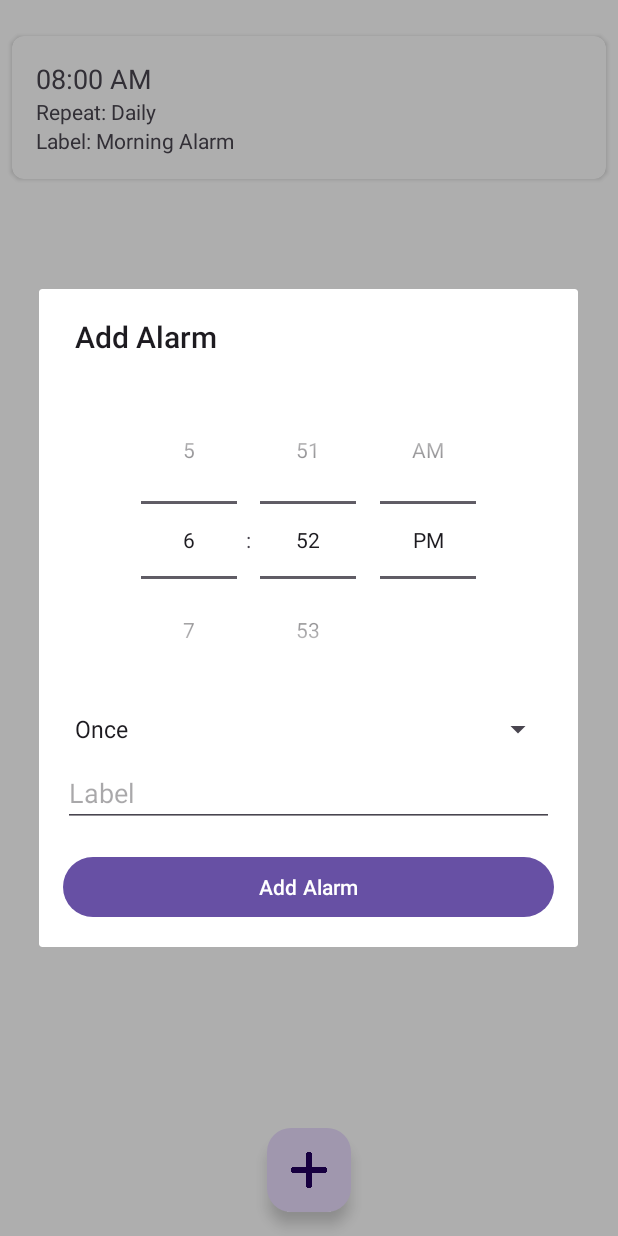
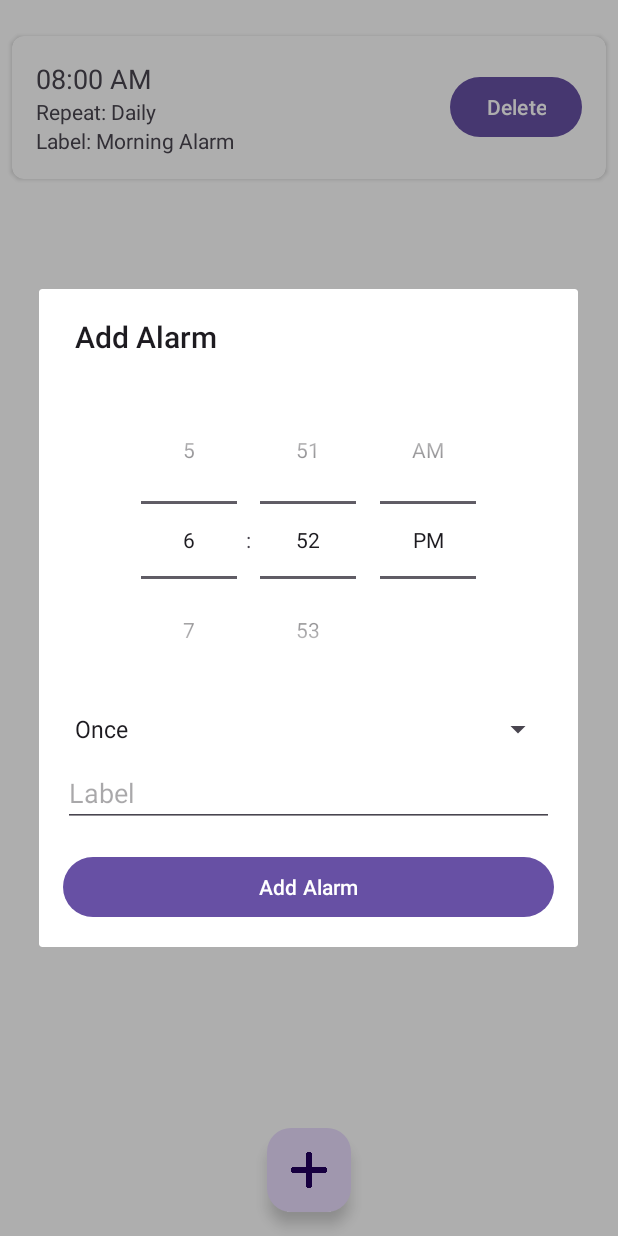
Before and after one commit to LobenKT/mobdeve, an Android app: the NotificationsActivity screen opened directly, with no data from a screen before it, after a tap on "Add Alarm", on a phone screen of 412 x 824 dp. Run offline under Robolectric (Android 15) with nearby library versions, the phone set to English and light mode, and no system bars.

Commit message:
Added Alarm Delete button

```diff
--- a/app/src/main/java/com/mobdeve/s16/mindpal/AlarmAdapter.java
+++ b/app/src/main/java/com/mobdeve/s16/mindpal/AlarmAdapter.java
@@ -5,8 +5,9 @@ import android.view.View;
 import android.view.ViewGroup;
 import androidx.annotation.NonNull;
 import androidx.recyclerview.widget.RecyclerView;
+import android.widget.Button;
+import android.widget.TextView;
 import java.util.List;
-import android.widget.TextView;
 
 public class AlarmAdapter extends RecyclerView.Adapter<AlarmAdapter.AlarmViewHolder> {
 
@@ -29,6 +30,13 @@ public class AlarmAdapter extends RecyclerView.Adapter<AlarmAdapter.AlarmViewHol
         holder.timeTextView.setText(alarm.getTime());
         holder.repeatTextView.setText("Repeat: " + alarm.getRepeat());
         holder.labelTextView.setText("Label: " + alarm.getLabel());
+
+        // Handle the delete button click
+        holder.deleteButton.setOnClickListener(v -> {
+            alarmList.remove(position);
+            notifyItemRemoved(position);
+            notifyItemRangeChanged(position, alarmList.size());
+        });
     }
 
     @Override
@@ -38,12 +46,14 @@ public class AlarmAdapter extends RecyclerView.Adapter<AlarmAdapter.AlarmViewHol
 
     public static class AlarmViewHolder extends RecyclerView.ViewHolder {
         TextView timeTextView, repeatTextView, labelTextView;
+        Button deleteButton; // Reference for the delete button
 
         public AlarmViewHolder(@NonNull View itemView) {
             super(itemView);
             timeTextView = itemView.findViewById(R.id.alarm_time_textView);
             repeatTextView = itemView.findViewById(R.id.alarm_repeat_textView);
             labelTextView = itemView.findViewById(R.id.alarm_label_textView);
+            deleteButton = itemView.findViewById(R.id.deleteAlarmButton); // Initialize the delete button
         }
     }
 }
--- a/app/src/main/res/layout/item_alarm.xml
+++ b/app/src/main/res/layout/item_alarm.xml
@@ -6,11 +6,17 @@
     android:layout_margin="8dp"
     app:cardCornerRadius="8dp">
 
-    <LinearLayout
+    <RelativeLayout
         android:layout_width="match_parent"
         android:layout_height="wrap_content"
-        android:orientation="vertical"
         android:padding="16dp">
+
+        <LinearLayout
+            android:id="@+id/linearLayout"
+            android:layout_width="wrap_content"
+            android:layout_height="wrap_content"
+            android:layout_centerVertical="true"
+            android:orientation="vertical">
 
             <TextView
                 android:id="@+id/alarm_time_textView"
@@ -32,7 +38,16 @@
                 android:layout_height="wrap_content"
                 android:text="Label: Morning Alarm"
                 android:textSize="14sp" />
-
         </LinearLayout>
 
+        <Button
+            android:id="@+id/deleteAlarmButton"
+            android:layout_width="wrap_content"
+            android:layout_height="wrap_content"
+            android:layout_alignParentEnd="true"
+            android:layout_centerVertical="true"
+            android:text="Delete" />
+
+    </RelativeLayout>
+
 </androidx.cardview.widget.CardView>
```
Also changed, not shown: app/src/main/java/com/mobdeve/s16/mindpal/Alarm.java (+10 -0 lines). Lines whose indentation alone changed are shown as unchanged.
